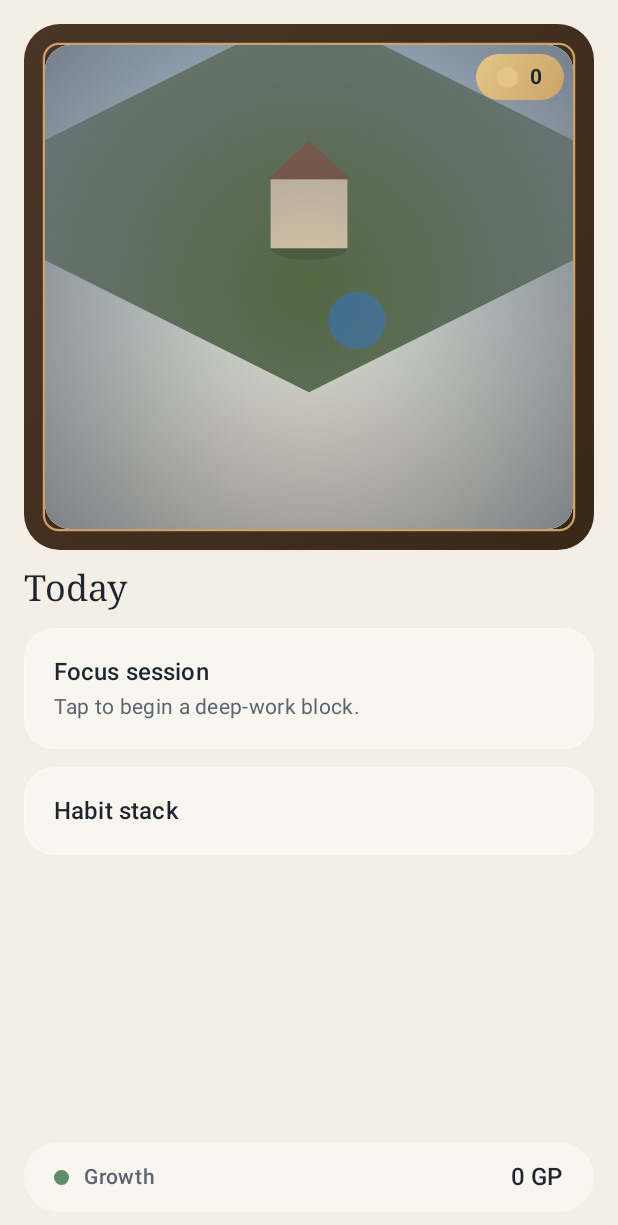
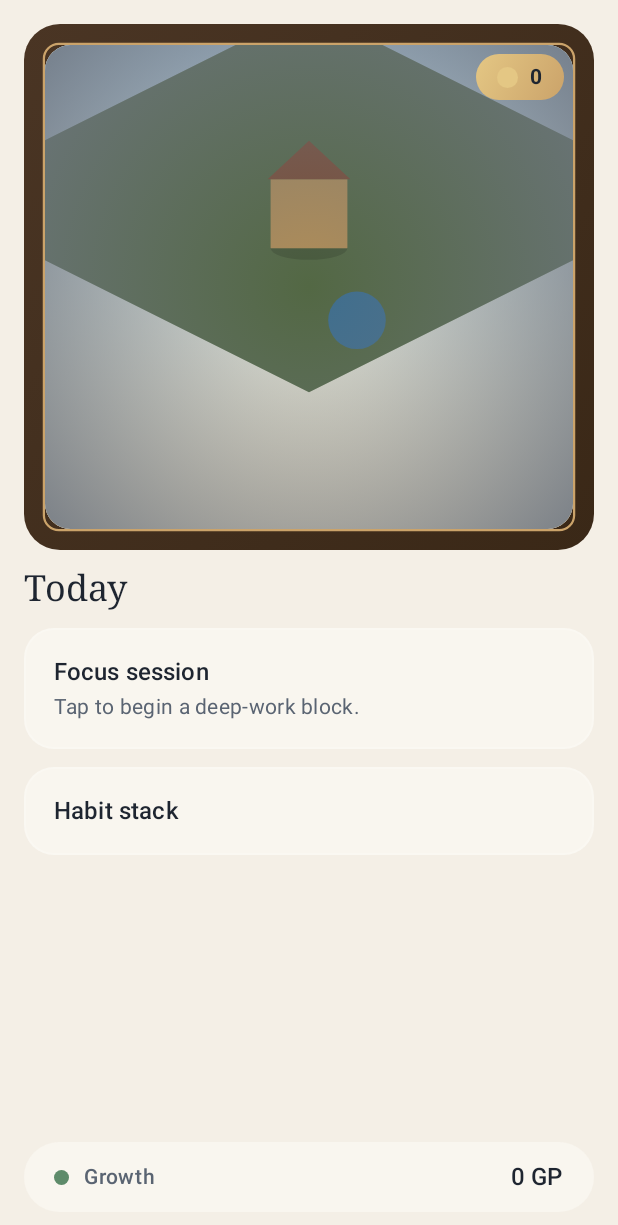
Before and after one commit to genghispirate/plan, an Android app built with Jetpack Compose: the composable HomeScreen shown on its own in the app's theme, on a phone screen of 412 x 824 dp. Shown: the top 1225 px of the screen. Run offline under Robolectric (Android 15) with nearby library versions, the phone set to English and light mode, and no system bars; our stand-ins replace Dagger/Hilt's generated code, Room's generated code.

Commit message:
Bind onboarding aesthetics into the renderer
The permanent founding choices (Section 1.3) now visibly shape the diorama:
- Hearth wood grain tints the central hearth dwelling's walls; hearthstone
  choice tints its roof/plinth (hearthWoodColor / hearthStoneColor mappings).
- Path layout choice drives how paths are drawn: geometric runs straight,
  winding bows on a quadratic curve, organic wanders through an offset midpoint.

buildPalette now takes AestheticChoices (and re-keys on it); drawTerrain takes
the chosen PathLayoutStyle. Hearth dwelling id centralized on WorldState.

Co-Authored-By: Claude Opus 4.8 <noreply@anthropic.com>
Claude-Session: https://claude.ai/code/session_01KqiDJwErgEC3LrHZbqwfmG

```diff
--- a/app/src/main/java/app/haven/ui/render/DioramaCanvas.kt
+++ b/app/src/main/java/app/haven/ui/render/DioramaCanvas.kt
@@ -20,9 +20,13 @@ import androidx.compose.ui.layout.onSizeChanged
 import androidx.compose.ui.platform.LocalDensity
 import androidx.compose.runtime.withFrameNanos
 import androidx.compose.ui.unit.dp
+import app.haven.data.world.AestheticChoices
 import app.haven.data.world.DayPhase
+import app.haven.data.world.PathLayoutStyle
 import app.haven.data.world.WorldState
 import app.haven.ui.render.layers.RenderPalette
+import app.haven.ui.render.layers.hearthStoneColor
+import app.haven.ui.render.layers.hearthWoodColor
 import app.haven.ui.render.layers.drawFireflies
 import app.haven.ui.render.layers.drawFog
 import app.haven.ui.render.layers.drawRain
@@ -57,7 +61,9 @@ fun DioramaCanvas(
 ) {
     val density = LocalDensity.current
     val extended = Haven.colors
-    val palette = remember(extended, world.dayPhase) { buildPalette(extended, world.dayPhase) }
+    val palette = remember(extended, world.dayPhase, world.aesthetics) {
+        buildPalette(extended, world.dayPhase, world.aesthetics)
+    }
 
     val render = rememberDioramaRenderState()
     val camera = remember { DioramaCamera() }
@@ -116,7 +122,12 @@ fun DioramaCanvas(
         )
 
         drawSky(palette)
-        drawTerrain(currentWorld, proj, palette)
+        drawTerrain(
+            currentWorld,
+            proj,
+            palette,
+            currentWorld.aesthetics.pathLayout ?: PathLayoutStyle.GEOMETRIC,
+        )
         drawWater(currentWorld, proj, palette, render.elapsedSeconds)
         drawStructures(currentWorld, proj, palette, camera.focusedId, camera.roofAlpha.value)
         drawFireflies(render.fireflies, palette)
@@ -133,8 +144,12 @@ fun DioramaCanvas(
 private val CLOCK_FORMAT: DateTimeFormatter = DateTimeFormatter.ofPattern("h:mm")
 private val CLOCK_COLOR = Color(0xF2FFFFFF)
 
-/** Resolves the environmental palette for a circadian phase. */
-private fun buildPalette(extended: HavenExtendedColors, phase: DayPhase): RenderPalette {
+/** Resolves the environmental palette for a circadian phase + founding choices. */
+private fun buildPalette(
+    extended: HavenExtendedColors,
+    phase: DayPhase,
+    aesthetics: AestheticChoices,
+): RenderPalette {
     val (skyTop, skyBottom) = skyColorsFor(phase, extended)
     return RenderPalette(
         skyTop = skyTop,
@@ -145,6 +160,8 @@ private fun buildPalette(extended: HavenExtendedColors, phase: DayPhase): Render
         waterHighlight = Color(0xFFBFE6F2),
         wall = Color(0xFFD8C5A8),
         roof = Color(0xFF7A4A32),
+        hearthWood = hearthWoodColor(aesthetics.hearthWoodGrain),
+        hearthStone = hearthStoneColor(aesthetics.hearthStonework),
         libraryWall = Color(0xFFE8DFC8),
         libraryRoof = extended.frameOuter,
         trunk = Color(0xFF5A3B24),
--- a/app/src/main/java/app/haven/ui/render/layers/Layers.kt
+++ b/app/src/main/java/app/haven/ui/render/layers/Layers.kt
@@ -11,6 +11,9 @@ import androidx.compose.ui.graphics.Path
 import androidx.compose.ui.graphics.drawscope.DrawScope
 import androidx.compose.ui.graphics.nativeCanvas
 import app.haven.data.world.DwellingTier
+import app.haven.data.world.HearthStonework
+import app.haven.data.world.HearthWoodGrain
+import app.haven.data.world.PathLayoutStyle
 import app.haven.data.world.PathSurface
 import app.haven.data.world.WaterFeatureType
 import app.haven.data.world.WorldState
@@ -30,6 +33,9 @@ data class RenderPalette(
     val waterHighlight: Color,
     val wall: Color,
     val roof: Color,
+    // Founding choices (Section 1.3) applied to the central hearth dwelling.
+    val hearthWood: Color,
+    val hearthStone: Color,
     val libraryWall: Color,
     val libraryRoof: Color,
     val trunk: Color,
@@ -48,6 +54,23 @@ fun pathColor(surface: PathSurface, p: RenderPalette): Color = when (surface) {
     PathSurface.FLAGSTONE -> Color(0xFFB9B3A6)
 }
 
+/** Resolves the permanent hearth wood-grain choice to a wall color. */
+fun hearthWoodColor(grain: HearthWoodGrain?): Color = when (grain) {
+    HearthWoodGrain.WALNUT -> Color(0xFF4A3524)
+    HearthWoodGrain.OAK -> Color(0xFFB08D57)
+    HearthWoodGrain.ASH -> Color(0xFFD9CBB2)
+    HearthWoodGrain.EBONY -> Color(0xFF2A211B)
+    null -> Color(0xFFB08D57) // oak default before the choice is made
+}
+
+/** Resolves the permanent hearthstone choice to a roof/plinth color. */
+fun hearthStoneColor(stone: HearthStonework?): Color = when (stone) {
+    HearthStonework.RIVER_STONE -> Color(0xFF8A94A6)
+    HearthStonework.SLATE -> Color(0xFF3A4552)
+    HearthStonework.TERRACOTTA -> Color(0xFFC06E52)
+    null -> Color(0xFF7A4A32) // default roof before the choice is made
+}
+
 // ---------------------------------------------------------------------------
 //  SKY
 // ---------------------------------------------------------------------------
@@ -60,21 +83,70 @@ fun DrawScope.drawSky(p: RenderPalette) {
 //  TERRAIN — ground diamond, then paths on top.
 // ---------------------------------------------------------------------------
 
-fun DrawScope.drawTerrain(world: WorldState, proj: IsoProjection, p: RenderPalette) {
+fun DrawScope.drawTerrain(
+    world: WorldState,
+    proj: IsoProjection,
+    p: RenderPalette,
+    pathStyle: PathLayoutStyle,
+) {
     val ground = diamondPath(proj, -5f, -5f, 8f, 8f)
     drawPath(ground, p.ground)
     drawPath(ground, p.groundShade, alpha = 0.25f)
 
+    val strokeWidth = (proj.scaledTileHeight * 0.35f).coerceAtLeast(3f)
     for (segment in world.infrastructure.paths) {
-        drawLine(
+        drawStyledPath(
+            a = proj.project(segment.from),
+            b = proj.project(segment.to),
+            style = pathStyle,
             color = pathColor(segment.surface, p),
-            start = proj.project(segment.from),
-            end = proj.project(segment.to),
-            strokeWidth = (proj.scaledTileHeight * 0.35f).coerceAtLeast(3f),
-            cap = androidx.compose.ui.graphics.StrokeCap.Round,
+            strokeWidth = strokeWidth,
         )
     }
 }
+
+/**
+ * Renders a path segment in the user's chosen layout style (their permanent
+ * onboarding choice): geometric runs straight, winding bows on a curve, organic
+ * wanders through an offset midpoint.
+ */
+private fun DrawScope.drawStyledPath(
+    a: Offset,
+    b: Offset,
+    style: PathLayoutStyle,
+    color: Color,
+    strokeWidth: Float,
+) {
+    val cap = androidx.compose.ui.graphics.StrokeCap.Round
+    when (style) {
+        PathLayoutStyle.GEOMETRIC -> drawLine(color, a, b, strokeWidth, cap)
+        PathLayoutStyle.WINDING -> {
+            // Perpendicular control point produces a smooth bow.
+            val mid = Offset((a.x + b.x) / 2f, (a.y + b.y) / 2f)
+            val perp = Offset(-(b.y - a.y), b.x - a.x)
+            val len = kotlin.math.hypot(perp.x, perp.y).coerceAtLeast(0.001f)
+            val bow = (proj_dist(a, b) * 0.22f)
+            val ctrl = Offset(mid.x + perp.x / len * bow, mid.y + perp.y / len * bow)
+            val path = Path().apply {
+                moveTo(a.x, a.y)
+                quadraticBezierTo(ctrl.x, ctrl.y, b.x, b.y)
+            }
+            drawPath(path, color, style = androidx.compose.ui.graphics.drawscope.Stroke(strokeWidth, cap = cap))
+        }
+        PathLayoutStyle.ORGANIC -> {
+            // Two shorter legs through a slightly displaced midpoint.
+            val mid = Offset((a.x + b.x) / 2f, (a.y + b.y) / 2f)
+            val perp = Offset(-(b.y - a.y), b.x - a.x)
+            val len = kotlin.math.hypot(perp.x, perp.y).coerceAtLeast(0.001f)
+            val nudge = proj_dist(a, b) * 0.12f
+            val kink = Offset(mid.x + perp.x / len * nudge, mid.y + perp.y / len * nudge)
+            drawLine(color, a, kink, strokeWidth, cap)
+            drawLine(color, kink, b, strokeWidth, cap)
+        }
+    }
+}
+
+private fun proj_dist(a: Offset, b: Offset): Float = kotlin.math.hypot(b.x - a.x, b.y - a.y)
 
 private fun diamondPath(proj: IsoProjection, x: Float, y: Float, w: Float, h: Float): Path {
     val a = proj.project(coord(x, y))
@@ -148,7 +220,11 @@ fun DrawScope.drawStructures(
     for (dwelling in world.residential.dwellings) {
         val base = proj.project(dwelling.at)
         val w = proj.scaledTileWidth * dwellingScale(dwelling.tier)
-        drawBuilding(base, w, w * 0.9f, p.wall, p.roof, roofAlpha = 1f)
+        // The central hearth wears the user's permanent wood-grain & stonework.
+        val isHearth = dwelling.id == WorldState.HEARTH_DWELLING_ID
+        val wall = if (isHearth) p.hearthWood else p.wall
+        val roof = if (isHearth) p.hearthStone else p.roof
+        drawBuilding(base, w, w * 0.9f, wall, roof, roofAlpha = 1f)
     }
 
     for (wing in world.intellectualDistrict.wings) {
```
Also changed, not shown: app/src/main/java/app/haven/data/world/WorldState.kt (+6 -2 lines).
